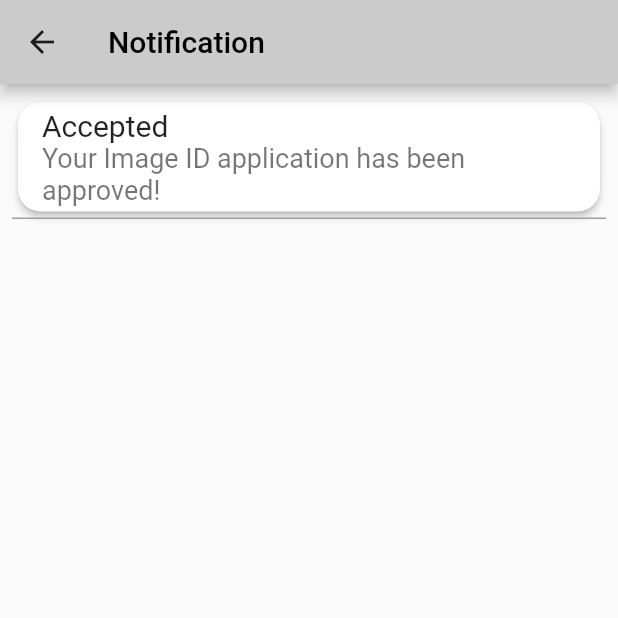
After one commit to Satti201/courier_application, a Flutter app: the HomePage screen opened by its route, after a tap on the "notification important" icon, on a phone screen of 412 x 824 dp, the top half of it. The commit adds this screen. Run offline on Flutter 3.47's test engine with Material 2 defaults, Android fonts, the phone set to English and light mode, and no system bars; our stand-ins replace cloud_firestore, firebase_auth, firebase_core, flutter_screenutil, flutter_secure_storage, fluttertoast and 9 more; missing offline and left inert: dart:ffi, flutter_polyline_points, geocoder; accounts and stored records are empty; network calls fail.

Commit message:
new commit form mansoor satti for notification

```diff
--- a/lib/Provider/ParcelProvider.dart
+++ b/lib/Provider/ParcelProvider.dart
@@ -19,10 +19,13 @@ class ParcelProvider with ChangeNotifier {
   TextEditingController Time = TextEditingController();
 
   void AddParcel(context, String RecieverId, int Count) async {
+    print("&&&&&&&&&&"+Time.text);
     if (ParcelName.text.isEmpty) {
       Fluttertoast.showToast(msg: "ParcelName is Empty");
     } else if (PickUpAddress.text.isEmpty) {
       Fluttertoast.showToast(msg: "ParcelAddress is Empty");
+    }else if(int.parse(Time.text)>30){
+      Fluttertoast.showToast(msg: "Time should be less then 30 min");
     } else {
       await FirebaseFirestore.instance
           .collection("ParcelData")
--- /dev/null
+++ b/lib/Screen/Notification/notification.dart
@@ -0,0 +1,114 @@
+import 'package:cloud_firestore/cloud_firestore.dart';
+import 'package:flutter/material.dart';
+import 'package:jiffy/jiffy.dart';
+import 'package:provider/provider.dart';
+import 'package:courier_application/Provider/UploadIdProvider.dart';
+
+import '../../EditField/Colors.dart';
+
+class NotificationScreen extends StatefulWidget {
+  final String userId;
+  const NotificationScreen(this.userId, {Key? key}) : super(key: key);
+
+  @override
+  _NotificationScreenState createState() => _NotificationScreenState();
+}
+
+class _NotificationScreenState extends State<NotificationScreen> {
+
+  String nTime='2022-09-09 22:04:12.000';
+
+  @override
+  void initState() {
+    // TODO: implement initState
+    super.initState();
+    feTime();
+  }
+  Future feTime()async{
+
+    var collection = FirebaseFirestore.instance
+        .collection('UserUploadId');
+    var querySnapshot = await collection.get();
+    for (var queryDocumentSnapshot
+    in querySnapshot.docs) {
+      Map<String, dynamic> data =
+      queryDocumentSnapshot.data();
+      if (widget.userId == data['UserId']) {
+        setState(() {
+          nTime = data["ExpDate"];
+        });
+      }
+    }
+
+  }
+  @override
+  Widget build(BuildContext context) {
+    UploadIdProvider uploadIdProvider = Provider.of(context);
+    uploadIdProvider.getStatusOfId(widget.userId);/*
+    nTime=uploadIdProvider.fetchExpTime(widget.userId) as String;
+    DateTime date = DateTime.parse(nTime);*/
+
+    return Scaffold(
+      appBar: AppBar(
+        backgroundColor: scaffoldbackgroundColor,
+        iconTheme: IconThemeData(color: textColor),
+        title: const Text(
+          "Notification ",
+          style: TextStyle(color: Colors.black),
+        ),
+      ),
+      body: Padding(
+        padding: const EdgeInsets.all(8.0),
+        child: Column(
+          children: [
+            (uploadIdProvider.status == 0)
+                ? Card(
+                    elevation: 2,
+                    shape: RoundedRectangleBorder(
+                      borderRadius: BorderRadius.circular(15.0),
+                    ),
+                    child: ListTile(
+                      title: Text(Jiffy(nTime).fromNow(),
+                        style: const TextStyle(
+                          fontSize: 20,
+                        ),
+                      ),
+                      subtitle: const Text(
+                        'You Id will be Reviewed in given time',
+                        style: TextStyle(
+                          fontSize: 18,
+                        ),
+                      ),
+                    ),
+                  )
+                : Card(
+                    elevation: 2,
+                    shape: RoundedRectangleBorder(
+                      borderRadius: BorderRadius.circular(15.0),
+                    ),
+                    child: const ListTile(
+                      title: Text(
+                        'Accepted',
+                        style: TextStyle(
+                          fontSize: 20,
+                        ),
+                      ),
+                      subtitle: Text(
+                        'Your Image ID application has been approved!',
+                        style: TextStyle(
+                          fontSize: 18,
+                        ),
+                      ),
+                    ),
+                  ),
+            const Divider(
+              height: 1,
+              color: Colors.grey,
+              thickness: 1,
+            ),
+          ],
+        ),
+      ),
+    );
+  }
+}
--- a/lib/Screen/Parcel/AddParcel.dart
+++ b/lib/Screen/Parcel/AddParcel.dart
@@ -1,6 +1,7 @@
 import 'package:cloud_firestore/cloud_firestore.dart';
 
 import 'package:flutter/material.dart';
+import 'package:fluttertoast/fluttertoast.dart';
 import 'package:get/get.dart';
 import 'package:get/get_core/src/get_main.dart';
 import 'package:http/http.dart';
@@ -129,7 +130,7 @@ class _AddParcelState extends State<AddParcel> {
                   textInputAction: TextInputAction.next,
                   decoration: const InputDecoration(
                     icon: Icon(Icons.timelapse),
-                    hintText: "Time Hour:Minutes",
+                    hintText: "30 Minutes",
                   ),
                 ),
                 const SizedBox(height: kDefaultSpacing * 1.5),
@@ -194,7 +195,11 @@ class _AddParcelState extends State<AddParcel> {
                     ),
                   ),
                   onPressed: () {
-                    parcelProvider1.AddParcel(context, value!.UserId, count);
+                    if(value==null){
+                      Fluttertoast.showToast(msg: "Please Select User ID from dropdown menu");
+                    }else{
+                      parcelProvider1.AddParcel(context, value!.UserId, count);
+                    }
                   },
                   child: const Text("Add Parcel"),
                 ),
```
